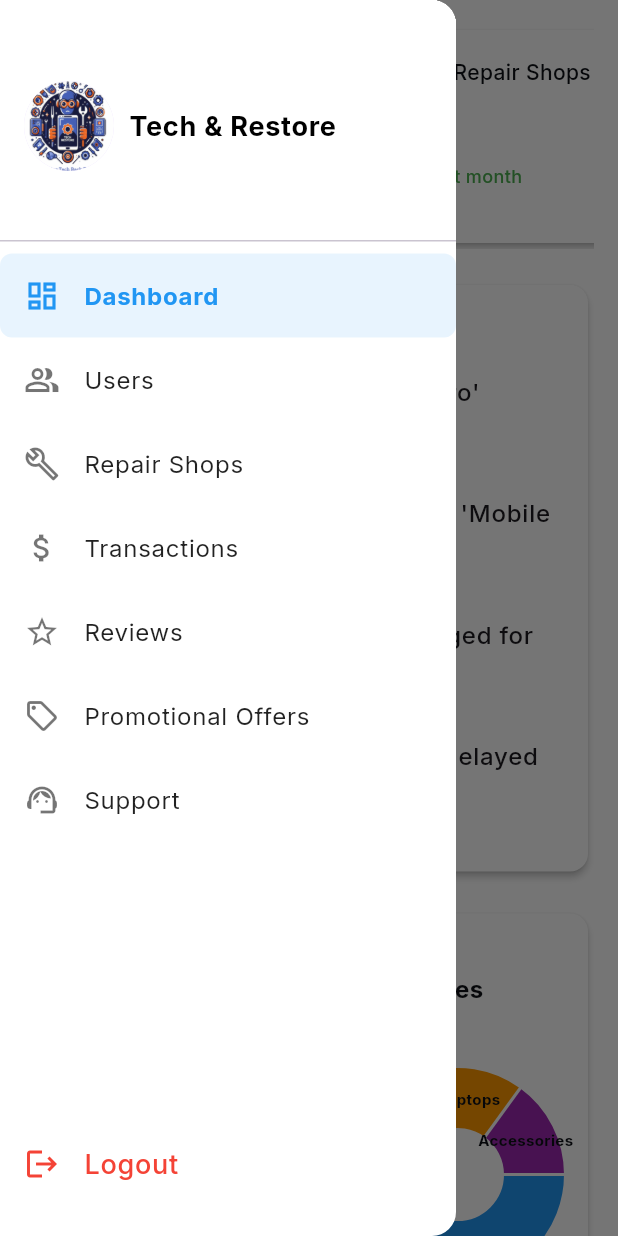
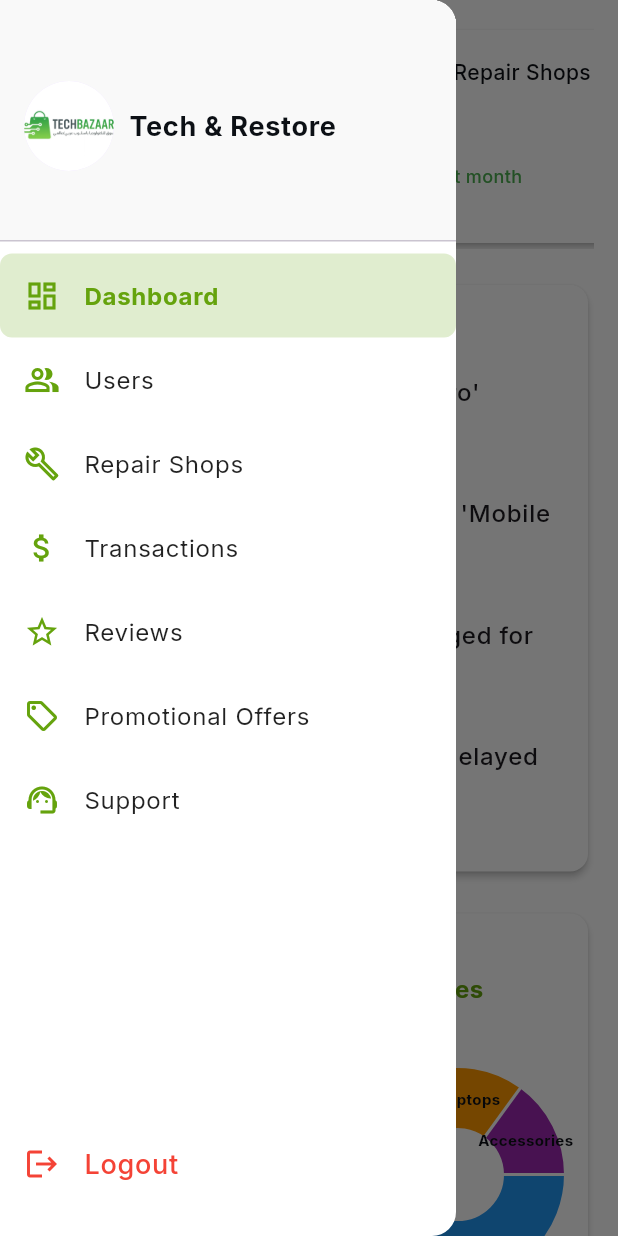
Before and after one commit to Yahia-Farah/Tech_Restore, a Flutter app: the AdminDashboardScreen screen opened directly, with the side drawer open, on a phone screen of 412 x 824 dp. Run offline on Flutter 3.47's test engine with Material 3 defaults, Android fonts, the phone set to English and light mode, and no system bars; drawn by our look-alikes of fl_chart; our stand-ins replace dio, firebase_core, flutter_bloc, flutter_otp_text_field, flutter_secure_storage, get_it and 5 more; accounts and stored records are empty; generated files the repository leaves out were written again.

Commit message:
change some UI

```diff
--- a/lib/core/contants/app_images.dart
+++ b/lib/core/contants/app_images.dart
@@ -1,3 +1,4 @@
 class AppImages {
   static const String startScreen = "assets/images/startscreen.png";
+  static const String appIcon = "assets/images/new_logo.jpg";
 }
--- a/lib/features/admin/admin_layout.dart
+++ b/lib/features/admin/admin_layout.dart
@@ -11,6 +11,8 @@ import 'package:tech_restore/features/admin/tabs/manage-user/presentation/view/u
 import 'package:tech_restore/features/admin/tabs/manage-user/presentation/viewmodel/get_users_cubit.dart';
 import 'package:tech_restore/features/admin/tabs/manage-shops/presentation/viewmodel/get_shops_cubit.dart';
 import 'package:tech_restore/features/admin/widgets/admin_drawer.dart';
+
+import '../../core/theme/app_colors.dart';
 
 class AdminLayout extends StatefulWidget {
   const AdminLayout({super.key});
@@ -53,7 +55,7 @@ class _MainLayoutState extends State<AdminLayout> {
         title: Text(
           _getTitle(_selectedIndex),
           style: const TextStyle(
-            color: Colors.black,
+            color: AppColors.primary,
             fontWeight: FontWeight.bold,
           ),
         ),
@@ -67,7 +69,7 @@ class _MainLayoutState extends State<AdminLayout> {
                 iconSize: 32,
                 icon: const Icon(
                   Icons.notifications_none,
-                  color: Colors.black54,
+                  color: AppColors.primary,
                 ),
                 onPressed: () {},
               ),
--- a/lib/features/admin/tabs/admin_dashboard_screen.dart
+++ b/lib/features/admin/tabs/admin_dashboard_screen.dart
@@ -1,6 +1,7 @@
 import 'package:flutter/material.dart';
 import 'package:fl_chart/fl_chart.dart';
 
+import '../../../core/theme/app_colors.dart';
 import '../widgets/admin_drawer.dart';
 
 class AdminDashboardScreen extends StatefulWidget {
@@ -17,7 +18,7 @@ class _AdminDashboardScreenState extends State<AdminDashboardScreen> {
     setState(() {
       _selectedIndex = index;
     });
-    Navigator.pop(context); // Close drawer after tapping
+    Navigator.pop(context);
   }
 
   @override
@@ -34,7 +35,6 @@ class _AdminDashboardScreenState extends State<AdminDashboardScreen> {
         child: Column(
           crossAxisAlignment: CrossAxisAlignment.start,
           children: [
-            // ====== Top Cards Horizontal Scroll ======
             SizedBox(
               height: 150, // set fixed height for horizontal cards
               child: ListView(
@@ -72,7 +72,6 @@ class _AdminDashboardScreenState extends State<AdminDashboardScreen> {
             ),
             const SizedBox(height: 20),
 
-            // ====== Latest Activities (same as before) ======
             const _SectionCard(
               title: "Latest Activities",
               child: Column(
@@ -81,7 +80,7 @@ class _AdminDashboardScreenState extends State<AdminDashboardScreen> {
                     icon: Icons.store_mall_directory,
                     text: "New repair shop 'TechFix Pro' pending approval",
                     time: "2 hours ago",
-                    color: Colors.blue,
+                    color: AppColors.primary,
                   ),
                   _ActivityTile(
                     icon: Icons.report_problem_outlined,
@@ -159,7 +158,7 @@ class _OverviewCard extends StatelessWidget {
           children: [
             Row(
               children: [
-                Icon(icon, color: Colors.blue),
+                Icon(icon, color: AppColors.primary),
                 const SizedBox(width: 8),
                 Text(
                   title,
@@ -207,7 +206,7 @@ class _SectionCard extends StatelessWidget {
           children: [
             Text(
               title,
-              style: const TextStyle(fontSize: 16, fontWeight: FontWeight.bold),
+              style: const TextStyle(fontSize: 16, fontWeight: FontWeight.bold, color: AppColors.primary),
             ),
             const SizedBox(height: 12),
             child,
--- a/lib/features/admin/tabs/manage-shops/presentation/view/admin_repair_screen.dart
+++ b/lib/features/admin/tabs/manage-shops/presentation/view/admin_repair_screen.dart
@@ -4,6 +4,7 @@ import 'package:tech_restore/features/admin/tabs/manage-shops/data/models/shop_m
 import 'package:tech_restore/features/admin/tabs/manage-shops/presentation/viewmodel/get_shops_cubit.dart';
 import 'package:tech_restore/features/admin/tabs/manage-shops/presentation/viewmodel/states/get_shops_states.dart';
 
+import '../../../../../../core/theme/app_colors.dart';
 import '../../../../../auth/data/models/signup_shop_models/sign_up_shop_request_model.dart';
 
 class AdminRepairScreen extends StatefulWidget {
@@ -95,7 +96,7 @@ class _AdminRepairScreenState extends State<AdminRepairScreen> {
                 children: [
                   const Text(
                     "Repair Shop Management",
-                    style: TextStyle(fontSize: 20, fontWeight: FontWeight.bold),
+                    style: TextStyle(fontSize: 20, fontWeight: FontWeight.bold, color: AppColors.primary),
                   ),
                   const SizedBox(height: 4),
                   const Text(
@@ -124,6 +125,7 @@ class _AdminRepairScreenState extends State<AdminRepairScreen> {
                                 style: TextStyle(
                                   fontSize: 16,
                                   fontWeight: FontWeight.bold,
+                                  color: AppColors.primary
                                 ),
                               ),
                               SizedBox(
--- a/lib/features/admin/tabs/manage-user/presentation/view/users_screen.dart
+++ b/lib/features/admin/tabs/manage-user/presentation/view/users_screen.dart
@@ -3,6 +3,8 @@ import 'package:flutter_bloc/flutter_bloc.dart';
 import 'package:tech_restore/features/admin/tabs/manage-user/data/models/user_model.dart';
 import 'package:tech_restore/features/admin/tabs/manage-user/presentation/viewmodel/get_users_cubit.dart';
 import 'package:tech_restore/features/admin/tabs/manage-user/presentation/viewmodel/states/get_users_states.dart';
+
+import '../../../../../../core/theme/app_colors.dart';
 
 class UsersScreen extends StatefulWidget {
   const UsersScreen({super.key});
@@ -90,7 +92,7 @@ class _UsersScreenState extends State<UsersScreen> {
                 children: [
                   const Text(
                     "User Management",
-                    style: TextStyle(fontSize: 20, fontWeight: FontWeight.bold),
+                    style: TextStyle(fontSize: 20, fontWeight: FontWeight.bold, color: AppColors.primary),
                   ),
                   const SizedBox(height: 10),
 
@@ -131,12 +133,10 @@ class _UsersScreenState extends State<UsersScreen> {
                     elevation: 2,
                     child: Column(
                       children: [
-                        // 👇 Scroll only table, not footer
                         SingleChildScrollView(
                           scrollDirection: Axis.horizontal,
                           child: Column(
                             children: [
-                              // Header row
                               Container(
                                 color: Colors.grey[100],
                                 padding: const EdgeInsets.symmetric(
--- a/lib/features/admin/tabs/reviews_screen.dart
+++ b/lib/features/admin/tabs/reviews_screen.dart
@@ -1,4 +1,5 @@
 import 'package:flutter/material.dart';
+import '../../../core/theme/app_colors.dart';
 import '../widgets/admin_drawer.dart';
 
 class AdminReviewsScreen extends StatefulWidget {
@@ -78,7 +79,7 @@ class _AdminReviewsScreenState extends State<AdminReviewsScreen> {
           children: [
             const Text(
               "Review Management",
-              style: TextStyle(fontSize: 22, fontWeight: FontWeight.bold),
+              style: TextStyle(fontSize: 22, fontWeight: FontWeight.bold, color: AppColors.primary),
             ),
             const SizedBox(height: 4),
             const Text(
--- a/lib/features/admin/tabs/transaction_screen.dart
+++ b/lib/features/admin/tabs/transaction_screen.dart
@@ -1,4 +1,5 @@
 import 'package:flutter/material.dart';
+import '../../../core/theme/app_colors.dart';
 import '../widgets/admin_drawer.dart';
 
 class AdminTransactionsScreen extends StatefulWidget {
@@ -79,7 +80,7 @@ class _AdminTransactionsScreenState extends State<AdminTransactionsScreen> {
           children: [
             const Text(
               "Transaction Management",
-              style: TextStyle(fontSize: 22, fontWeight: FontWeight.bold),
+              style: TextStyle(fontSize: 22, fontWeight: FontWeight.bold, color: AppColors.primary),
             ),
             const SizedBox(height: 4),
             const Text(
--- a/lib/features/admin/widgets/admin_drawer.dart
+++ b/lib/features/admin/widgets/admin_drawer.dart
@@ -3,6 +3,7 @@ import 'package:flutter_bloc/flutter_bloc.dart';
 import 'package:tech_restore/core/contants/app_images.dart';
 import '../../../core/config/di.dart';
 import '../../../core/l10n/translation/app_localizations.dart';
+import '../../../core/theme/app_colors.dart';
 import '../../auth/logout/viewmodel/logout_viewmodel.dart';
 import '../../auth/logout/views/logout_widget.dart';
 
@@ -24,12 +25,12 @@ class AdminDrawerWidget extends StatelessWidget {
       child: Column(
         children: [
           DrawerHeader(
-            decoration: const BoxDecoration(color: Colors.white),
+            decoration: const BoxDecoration(color: AppColors.white),
             child: Row(
               children: [
                 CircleAvatar(
                   radius: 30,
-                  backgroundImage: AssetImage(AppImages.startScreen),
+                  backgroundImage: AssetImage(AppImages.appIcon),
                 ),
                 const SizedBox(width: 10),
                 const Text(
@@ -37,7 +38,7 @@ class AdminDrawerWidget extends StatelessWidget {
                   style: TextStyle(
                     fontSize: 18,
                     fontWeight: FontWeight.bold,
-                    color: Colors.black,
+                    color: AppColors.black,
                   ),
                 ),
               ],
@@ -120,17 +121,17 @@ class AdminDrawerWidget extends StatelessWidget {
     final bool isSelected = index == selectedIndex;
 
     return ListTile(
-      leading: Icon(icon, color: isSelected ? Colors.blue : Colors.black54),
+      leading: Icon(icon, color: isSelected ? AppColors.primary : AppColors.primary),
       title: Text(
         text,
         style: TextStyle(
-          color: isSelected ? Colors.blue : Colors.black87,
+          color: isSelected ? AppColors.primary : Colors.black87,
           fontSize: 16,
           fontWeight: isSelected ? FontWeight.bold : FontWeight.normal,
         ),
       ),
       selected: isSelected,
-      selectedTileColor: Colors.blue.withOpacity(0.1),
+      selectedTileColor: AppColors.primary.withOpacity(0.2),
       shape: RoundedRectangleBorder(borderRadius: BorderRadius.circular(8)),
       onTap: () => onItemTapped(index),
     );
```
Also changed, not shown: lib/core/l10n/translation/app_localizations.dart (+16 -21 lines), lib/core/l10n/translation/app_localizations_ar.dart (+11 -22 lines), lib/core/l10n/translation/app_localizations_en.dart (+10 -20 lines), assets/images/new_logo.jpg (added), lib/features/admin/tabs/manage-shops/data/datasource/get_shops_data_source_impl.dart (line endings or trailing spaces), lib/features/admin/tabs/manage-shops/data/repo/get_shops_repo.dart (line endings or trailing spaces), lib/features/admin/tabs/manage-shops/presentation/viewmodel/get_shops_cubit.dart (line endings or trailing spaces), lib/features/admin/tabs/manage-shops/presentation/viewmodel/states/get_shops_states.dart (line endings or trailing spaces), lib/features/admin/tabs/manage-user/data/datasource/get_user_remote_data_source_impl.dart (line endings or trailing spaces), lib/features/admin/tabs/manage-user/data/repo/get_user_repo_impl.dart (line endings or trailing spaces), lib/features/admin/tabs/manage-user/presentation/viewmodel/get_users_cubit.dart (line endings or trailing spaces), lib/features/admin/tabs/manage-user/presentation/viewmodel/states/get_users_states.dart (line endings or trailing spaces).
